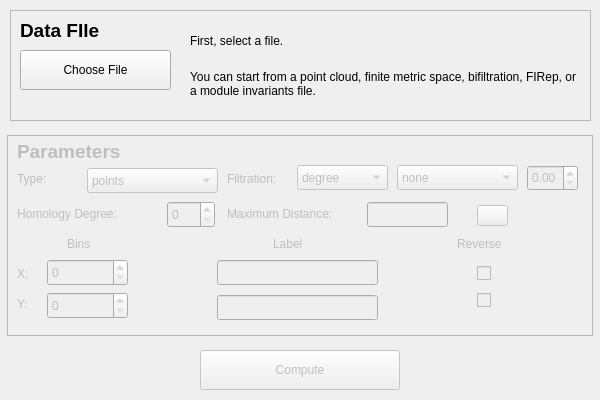
First picture: the form in dataselectdialog.ui, repository rivetTDA/rivet, before the edit.
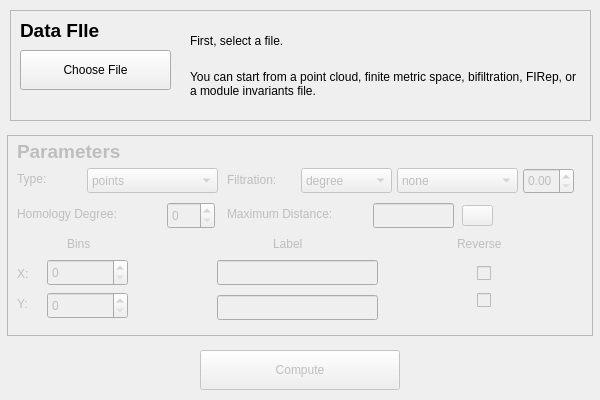
Second picture: the form after the edit.

Commit message: Modify alignment of boxes

```diff
--- a/dataselectdialog.ui
+++ b/dataselectdialog.ui
@@ -155,7 +155,7 @@
     <property name="geometry">
      <rect>
       <x>160</x>
-      <y>66</y>
+      <y>67</y>
       <width>48</width>
       <height>27</height>
      </rect>
@@ -342,7 +342,7 @@
     <property name="geometry">
      <rect>
       <x>220</x>
-      <y>35</y>
+      <y>36</y>
       <width>71</width>
       <height>17</height>
      </rect>
@@ -357,8 +357,8 @@
     </property>
     <property name="geometry">
      <rect>
-      <x>290</x>
-      <y>30</y>
+      <x>294</x>
+      <y>33</y>
       <width>91</width>
       <height>25</height>
      </rect>
@@ -377,8 +377,8 @@
    <widget class="QLineEdit" name="maxDistBox">
     <property name="geometry">
      <rect>
-      <x>360</x>
-      <y>67</y>
+      <x>366</x>
+      <y>68</y>
       <width>81</width>
       <height>25</height>
      </rect>
@@ -390,7 +390,7 @@
    <widget class="QPushButton" name="maxDistHelp">
     <property name="geometry">
      <rect>
-      <x>470</x>
+      <x>455</x>
       <y>70</y>
       <width>31</width>
       <height>21</height>
@@ -418,7 +418,7 @@
     <property name="geometry">
      <rect>
       <x>390</x>
-      <y>30</y>
+      <y>33</y>
       <width>121</width>
       <height>25</height>
      </rect>
@@ -452,8 +452,8 @@
    <widget class="QDoubleSpinBox" name="parameterSpinBox">
     <property name="geometry">
      <rect>
-      <x>520</x>
-      <y>30</y>
+      <x>516</x>
+      <y>33</y>
       <width>51</width>
       <height>26</height>
      </rect>
```
